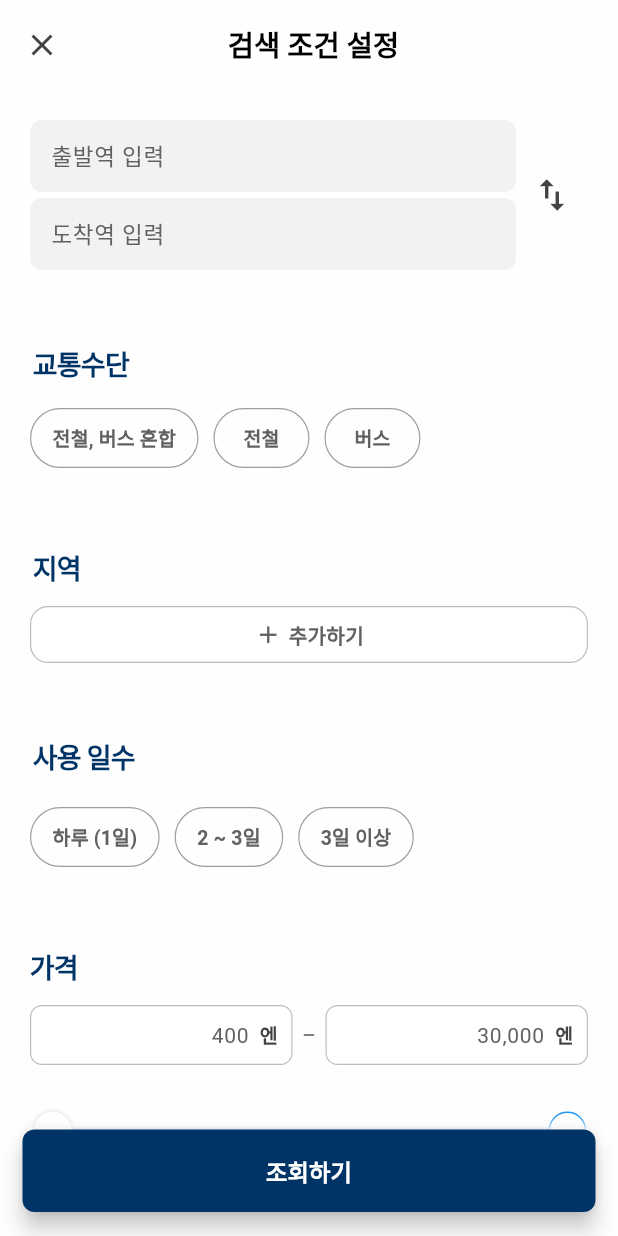
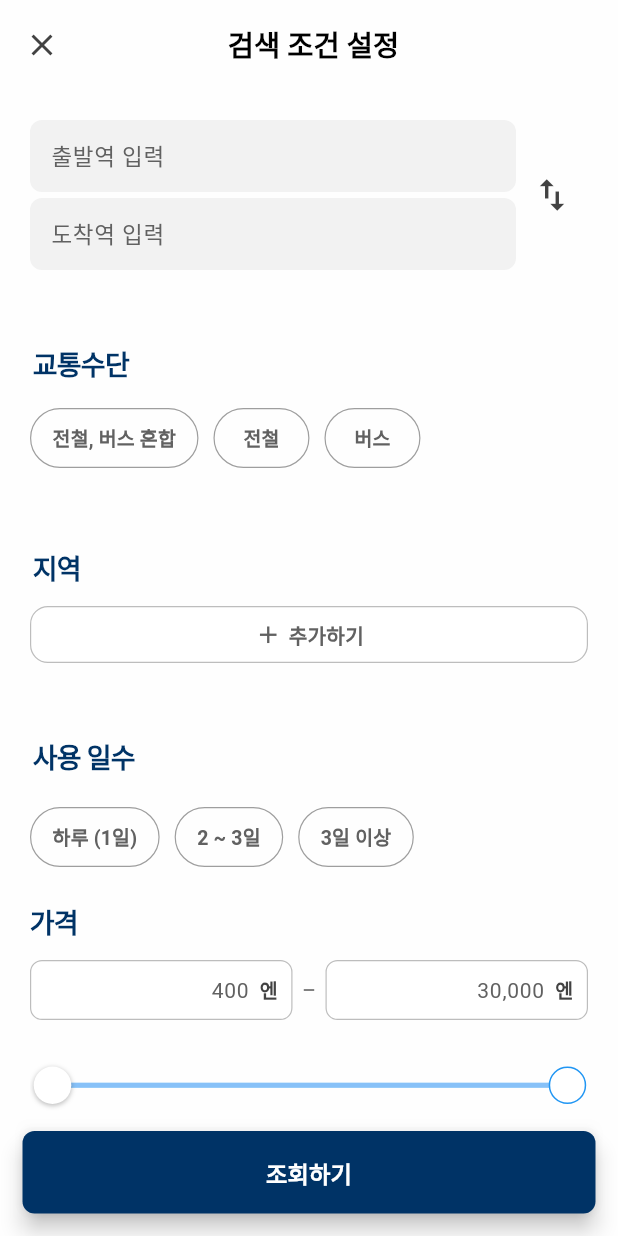
Before and after one commit to Capstone-Project-4-1/jtpi_frontend, a Flutter app: the screen it shows after launch, after a tap on "조건으로 검색하기", on a phone screen of 412 x 824 dp. Run offline on Flutter 3.47's test engine with Material 3 defaults, Android fonts, the light colour scheme and no system bars; drawn by our look-alikes of dropdown_button2, flutter_xlider, searchfield; our stand-ins replace expandable, shared_preferences; network calls fail.

Commit message:
complete code

```diff
--- a/lib/models/passdetailinfo.dart
+++ b/lib/models/passdetailinfo.dart
@@ -44,7 +44,7 @@ class PassDetailInfo{
       stationNames: json['stationNames'] ?? '',
       break_even_usage: json['break_even_usage'] ?? '',
       description_information: json['productDescription'] ?? '',
-      benefit_information: json['benefit_information'] ?? '별도로 제공되는 혜택이 없습니다.',
+      benefit_information: json['benefit_information'] ?? '',
       reservation_information: json['reservation_information'] ?? '',
       refund_information: json['refund_information'] ?? '',
     );
--- a/lib/screens/filterscreen.dart
+++ b/lib/screens/filterscreen.dart
@@ -141,7 +141,7 @@ class _filterscreenState extends State<filterscreen> {
                   Navigator.pushReplacement(
                     context,
                     MaterialPageRoute(builder: (context) =>
-                        searchscreen(searchparameter: SearchParameters[0], screennumber: 2,)),
+                        searchscreen(searchparameter: SearchParameters[0], screennumber: 3,)),
                   );
                 } else {
                   Navigator.pushReplacement(
@@ -739,7 +739,7 @@ class _filterscreenState extends State<filterscreen> {
                             ],
                           ),
 
-                          const SizedBox(height: 50), // 위쪽 여백 추가
+                          const SizedBox(height: 20), // 위쪽 여백 추가
 
                           const Row(
                             crossAxisAlignment: CrossAxisAlignment.start,
@@ -943,7 +943,7 @@ class _filterscreenState extends State<filterscreen> {
                               )
                           ),
 
-                          const SizedBox(height: 85), // 위쪽 여백 추가
+                          const SizedBox(height: 105), // 위쪽 여백 추가
                         ],
                       ),
                     ),
@@ -951,6 +951,20 @@ class _filterscreenState extends State<filterscreen> {
               )
           ),
           floatingActionButton: Container(
+              decoration: BoxDecoration(
+                color: Colors.white,
+                boxShadow: [
+                  BoxShadow(
+                      color: Colors.white,
+                      spreadRadius: 0,
+                      blurRadius: 5,
+                      offset: Offset(0, 20)
+                  ),
+                ],
+              ),
+              padding: EdgeInsets.fromLTRB(0, 0, 0, 15),
+              height: 70,
+              child: Container(
                 decoration: BoxDecoration(
                   boxShadow: [
                     BoxShadow(
@@ -991,8 +1005,9 @@ class _filterscreenState extends State<filterscreen> {
                     ),
                   ),
                 ),
+              )
           ),
-          floatingActionButtonLocation: FloatingActionButtonLocation.centerFloat,
+          floatingActionButtonLocation: FloatingActionButtonLocation.centerDocked,
         )
     );
   }
--- a/lib/screens/mainscreen.dart
+++ b/lib/screens/mainscreen.dart
@@ -9,9 +9,7 @@ import 'package:jtpi/screens/filterscreen.dart';
 import 'package:jtpi/screens/passinfoscreen.dart';
 import 'package:jtpi/models/passdetailinfo.dart';
 import 'package:jtpi/models/passpreview.dart';
-import 'package:jtpi/models/bookmark.dart';
 import 'package:shared_preferences/shared_preferences.dart';
-import 'package:container_tab_indicator/container_tab_indicator.dart';
 import 'package:provider/provider.dart';
 
 
@@ -25,7 +23,6 @@ class mainscreen extends StatefulWidget {
 class _mainscreenState extends State<mainscreen> with SingleTickerProviderStateMixin {
   final FocusNode _focusNode = FocusNode();
   late TabController _tabController;
-  int _passindex = 0;
 
   final Future<SharedPreferences> _prefs = SharedPreferences.getInstance();
   List<String> bookmarked = [];
@@ -50,7 +47,6 @@ class _mainscreenState extends State<mainscreen> with SingleTickerProviderStateM
     final SharedPreferences prefs = await _prefs;
     bookmarked = prefs.getStringList('bookmarked') ?? [];
     setState(() {
-      //bookmarked = ['1','2','3','4'];
       prefs.setStringList('bookmarked', bookmarked);
     });
   }
@@ -134,51 +130,11 @@ class _mainscreenState extends State<mainscreen> with SingleTickerProviderStateM
       context,
       MaterialPageRoute(builder: (context) => searchscreen(searchparameter: _searchparameter[0], screennumber: 0,)),
     );
-    /*Navigator.push(
-      context,
-      MaterialPageRoute(builder: (context) => searchscreen(searchparameter: _searchparameter[0])),
-    ).then((value) {
-      // FilterScreen에서 돌아온 후 실행할 작업
-      // FilterScreen에서 전달된 값(value)을 확인하고 필요한 로직을 수행
-      setState(() {
-        _textEditingController.clear();
-      });
-    });*/
   }
 
   Widget build(BuildContext context) {
     return Scaffold(
       backgroundColor: Color.fromRGBO(253, 253, 254, 1.0),
-      /*appBar: AppBar(
-            backgroundColor: Color.fromRGBO(253, 253, 254, 1.0),
-            foregroundColor: Color.fromRGBO(253, 253, 254, 1.0),
-            surfaceTintColor: Color.fromRGBO(253, 253, 254, 1.0),
-            elevation: 0,
-            toolbarHeight: 115.0,
-            title: Column(
-              crossAxisAlignment: CrossAxisAlignment.end,
-              children: [
-                SizedBox(height: 55,),
-                Row(
-                  mainAxisAlignment: MainAxisAlignment.center,
-                  crossAxisAlignment: CrossAxisAlignment.center,
-                  children: [
-                    Container(
-                      width: 60,
-                      height: 56,
-                      child: Image.asset('assets/logo1.png'),
-                    ),
-                    const SizedBox(width: 8),
-                    Container(
-                      height: 48,
-                      child: Image.asset('assets/logo2.png'),
-                    ),
-                    const SizedBox(width: 6),
-                  ],
-                ),
-              ],
-            )
-        ),*/
       body: GestureDetector(
           behavior: HitTestBehavior.opaque,
           onTap: () { _focusNode.unfocus();},
@@ -193,7 +149,7 @@ class _mainscreenState extends State<mainscreen> with SingleTickerProviderStateM
                       Column(
                         crossAxisAlignment: CrossAxisAlignment.end,
                         children: [
-                          SizedBox(height: 55,),
+                          SizedBox(height: 70,),
                           Row(
                             mainAxisAlignment: MainAxisAlignment.center,
                             crossAxisAlignment: CrossAxisAlignment.center,
@@ -211,7 +167,7 @@ class _mainscreenState extends State<mainscreen> with SingleTickerProviderStateM
                               const SizedBox(width: 6),
                             ],
                           ),
-                          SizedBox(height: 25),
+                          SizedBox(height: 10),
                         ],
                       ),
                       SizedBox(height: 10),
@@ -310,7 +266,7 @@ class _mainscreenState extends State<mainscreen> with SingleTickerProviderStateM
                                             child: Column(
                                               children: [
                                                 Text(
-                                                  '조건으로 검색하기',
+                                                  ' 조건으로 검색하기 ',
                                                   style: TextStyle(
                                                     //decoration: TextDecoration.underline,
                                                     fontSize: 13.5,
@@ -318,7 +274,7 @@ class _mainscreenState extends State<mainscreen> with SingleTickerProviderStateM
                                                     color: Colors.grey[600],
                                                   ),
                                                 ),
-                                                Container(height: 1.5, width: 111, color: Colors.grey.shade400),
+                                                Container(height: 1.5, width: 100, color: Colors.grey.shade400),
                                               ],
                                             )
                                         ),
@@ -357,6 +313,10 @@ class _mainscreenState extends State<mainscreen> with SingleTickerProviderStateM
                                   child: PageView.builder(
                                     itemCount: newpasslist.length,
                                     itemBuilder: (context, index) {
+                                      String imageURL = newpasslist[index].imageURL;
+                                      if (imageURL.contains("!@#")) {
+                                        imageURL = imageURL.split('!@#')[0];
+                                      };
                                       return GestureDetector(
                                         onTap: () {
                                           // 해당 항목을 눌렀을 때 passinfoscreen으로 이동
@@ -371,22 +331,22 @@ class _mainscreenState extends State<mainscreen> with SingleTickerProviderStateM
                                           children: [
                                             Container(
                                               decoration: BoxDecoration(
-                                                borderRadius: BorderRadius.circular(0),
+                                                borderRadius: BorderRadius.circular(20),
                                                 color: Colors.grey,
                                                 image: DecorationImage(
-                                                  image: NetworkImage(newpasslist[index].imageURL),
+                                                  image: NetworkImage(imageURL),
                                                   fit: BoxFit.cover,
                                                   colorFilter: ColorFilter.mode(
-                                                    Colors.black.withOpacity(0.1), // 어둡게 만들기 위한 색상 및 투명도 설정
+                                                    Colors.black.withOpacity(0.3), // 어둡게 만들기 위한 색상 및 투명도 설정
                                                     BlendMode.darken, // 어둡게 만들기 위해 BlendMode.darken 사용
                                                   ),
                                                 ),
                                               ),
                                               width: double.infinity,
                                               child: Align(
-                                                alignment: Alignment.bottomLeft, // 왼쪽 하단으로 정렬
+                                                alignment: Alignment.topLeft, // 왼쪽 하단으로 정렬
                                                 child: Padding(
-                                                  padding: EdgeInsets.all(10.0),
+                                                  padding: EdgeInsets.all(20.0),
                                                   child: Column(
                                                     mainAxisSize: MainAxisSize.min, // 최소 크기로 설정
                                                     crossAxisAlignment: CrossAxisAlignment.start,
@@ -407,7 +367,7 @@ class _mainscreenState extends State<mainscreen> with SingleTickerProviderStateM
                                                         ),
                                                       ),
                                                       Container(
-                                                        width: 230,
+                                                        width: 200,
                                                         child: Text(
                                                           newpasslist[index].title,
                                                           softWrap: true,
@@ -513,6 +473,10 @@ class _mainscreenState extends State<mainscreen> with SingleTickerProviderStateM
                                   child: PageView.builder(
                                     itemCount: recommendpasslist.length,
                                     itemBuilder: (context, index) {
+                                      String imageURL = recommendpasslist[index].imageURL;
+                                      if (imageURL.contains("!@#")) {
+                                        imageURL = imageURL.split('!@#')[0];
+                                      };
                                       return GestureDetector(
                                         onTap: () {
                                           // 해당 항목을 눌렀을 때 passinfoscreen으로 이동
@@ -527,28 +491,28 @@ class _mainscreenState extends State<mainscreen> with SingleTickerProviderStateM
                                           children: [
                                             Container(
                                               decoration: BoxDecoration(
-                                                borderRadius: BorderRadius.circular(0),
+                                                borderRadius: BorderRadius.circular(20),
                                                 color: Colors.grey,
                                                 image: DecorationImage(
-                                                  image: NetworkImage(recommendpasslist[index].imageURL),
+                                                  image: NetworkImage(imageURL),
                                                   fit: BoxFit.cover,
                                                   colorFilter: ColorFilter.mode(
-                                                    Colors.black.withOpacity(0.1), // 어둡게 만들기 위한 색상 및 투명도 설정
+                                                    Colors.black.withOpacity(0.3), // 어둡게 만들기 위한 색상 및 투명도 설정
                                                     BlendMode.darken, // 어둡게 만들기 위해 BlendMode.darken 사용
                                                   ),
                                                 ),
                                               ),
                                               width: double.infinity,
                                               child: Align(
-                                                alignment: Alignment.bottomLeft, // 왼쪽 하단으로 정렬
+                                                alignment: Alignment.topLeft, // 왼쪽 하단으로 정렬
                                                 child: Padding(
-                                                  padding: EdgeInsets.all(10.0),
+                                                  padding: EdgeInsets.all(20.0),
                                                   child: Column(
                                                     mainAxisSize: MainAxisSize.min, // 최소 크기로 설정
                                                     crossAxisAlignment: CrossAxisAlignment.start,
                                                     children: [
                                                       Container(
-                                                        width: 230,
+                                                        width: 200,
                                                         child: Text(
                                                           recommendpasslist[index].title,
                                                           softWrap: true,
@@ -646,44 +610,6 @@ class _mainscreenState extends State<mainscreen> with SingleTickerProviderStateM
               )
           )
       ),
-      floatingActionButton: Container(
-        decoration: BoxDecoration(
-          boxShadow: [
-            BoxShadow(
-                color: Colors.grey.shade50,
-                spreadRadius: 1,
-                blurRadius: 5,
-                offset: Offset(0, -3)
-            ),
-          ],
-        ),
-        width: MediaQuery.of(context).size.width - 30,
-        height: 55.0, // 버튼의 높이
-        child: FloatingActionButton(
-          onPressed: () {
-            Navigator.push(
-              context,
-              MaterialPageRoute(
-                builder: (context) => passinfoscreen(passID: 0),
-              ),
-            );
-          },
-          child: Text(
-            '조회하기',
-            style: TextStyle(
-              fontSize: 15.5,
-              fontWeight: FontWeight.w700,
-              color: Colors.white,
-            ),
-          ),
-          backgroundColor: Color.fromRGBO(0, 51, 102, 1.0),
-          shape: RoundedRectangleBorder(
-            borderRadius: BorderRadius.circular(8.0), // 원하는 테두리 모양을 적용할 수 있습니다.
-            // 더 각진 테두리를 원하면 BorderRadius.circular()의 값 조절
-          ),
-        ),
-      ),
-      floatingActionButtonLocation: FloatingActionButtonLocation.centerFloat,
     );
   }
 }
```
Also changed, not shown: lib/screens/bookmarkscreen.dart (+6 -3 lines), lib/screens/passinfoscreen.dart (+28 -15 lines), lib/screens/searchscreen.dart (+11 -5 lines). Lines whose indentation alone changed are shown as unchanged.
